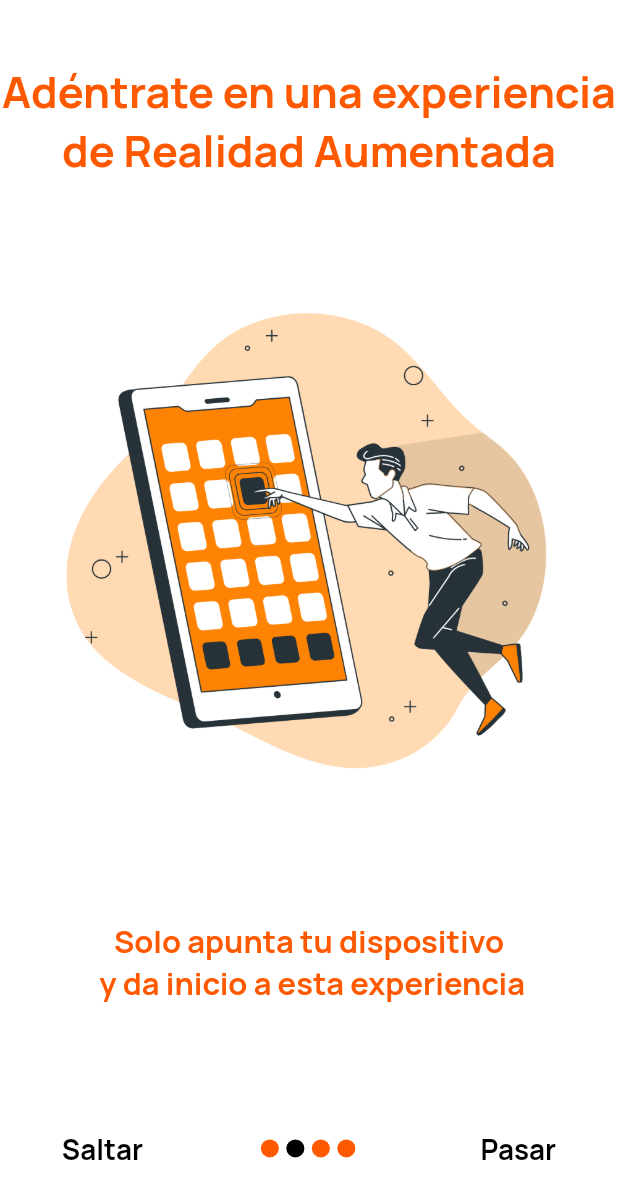
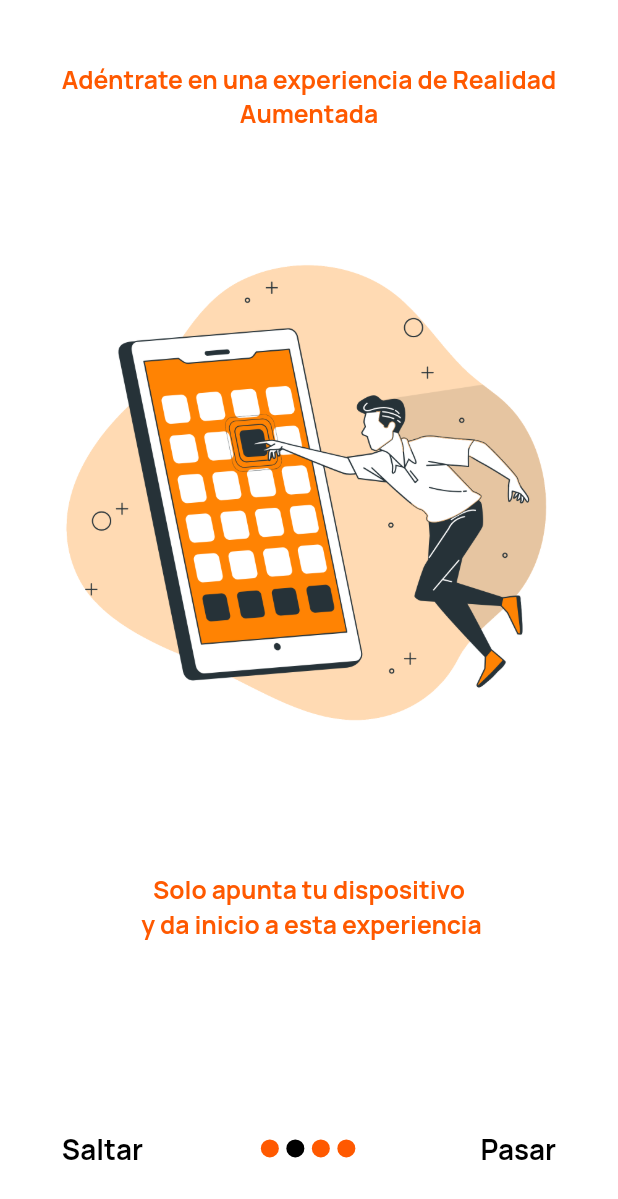
Before and after one commit to erickpea29/Practicum_RA, a Flutter app: the screen it shows after launch, after a tap on "Pasar", on a phone screen of 412 x 824 dp. Shown: the top 1199 px of the screen. Run offline on Flutter 3.47's test engine with Material 2 defaults, Android fonts, the phone set to English and light mode, and no system bars; our stand-ins replace google_fonts, shared_preferences, webview_flutter; missing offline and left inert: dart:ffi, flutter_sms.

Commit message:
Modificando tamaños en titulos

```diff
--- a/lib/app_styles.dart
+++ b/lib/app_styles.dart
@@ -4,13 +4,13 @@
 final kTitle = TextStyle(
     //fontFamily: 'Klasik',
     fontWeight: FontWeight.bold,
-    fontSize: SizeConfig.blockSizeH! * 7,
+    fontSize: SizeConfig.blockSizeH! * 4,
     color: Color.fromRGBO(255, 89, 0, 1));
 
 final STitle = TextStyle(
     //fontFamily: 'Klasik',
     fontWeight: FontWeight.bold,
-    fontSize: SizeConfig.blockSizeH! * 5,
+    fontSize: SizeConfig.blockSizeH! * 4,
     color: Color.fromRGBO(255, 89, 0, 1));
 
 final kBodyText1 = TextStyle(
--- a/lib/main.dart
+++ b/lib/main.dart
@@ -9,11 +9,11 @@
 
 bool? seenOnboard;
 void main() async {
-  WidgetsFlutterBinding.ensureInitialized();
+  /*WidgetsFlutterBinding.ensureInitialized();
   SystemChrome.setEnabledSystemUIMode(SystemUiMode.manual,
       overlays: [SystemUiOverlay.bottom, SystemUiOverlay.top]);
   SharedPreferences pref = await SharedPreferences.getInstance();
-  seenOnboard = pref.getBool('seenOnboard') ?? false;
+  seenOnboard = pref.getBool('seenOnboard') ?? false;*/
   runApp(const MyApp());
 }
 
--- a/lib/model/onboard_data.dart
+++ b/lib/model/onboard_data.dart
@@ -12,7 +12,7 @@
 
 List<OnBoarding> onboardingContents = [
   OnBoarding(
-    title: 'Bienvenido a tu\n Guía Interactiva \nVirtual',
+    title: 'Bienvenido a tu Guía Interactiva Virtual',
     subtitle: 'Desliza Para Continuar  → ',
     image: 'assets/images/Test1.png',
   ),
```
Also changed, not shown: 8 other files.
